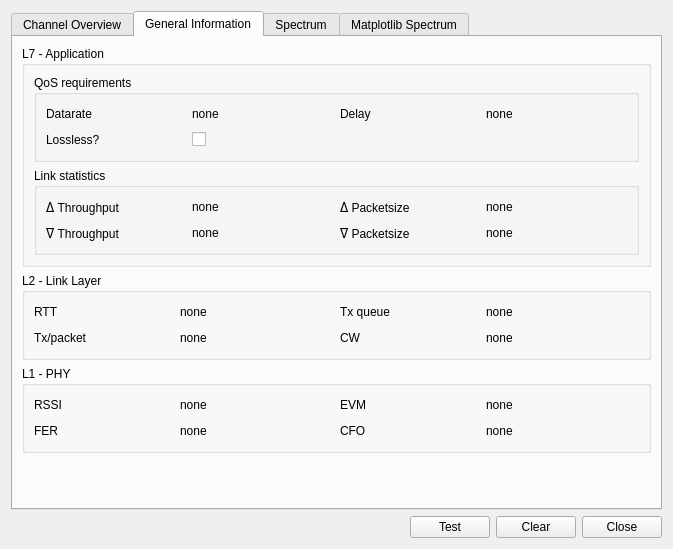
Above: components/pySysMoCo/gui.ui from andrepuschmann/OSPECORR before the change. Below: the same form after it.
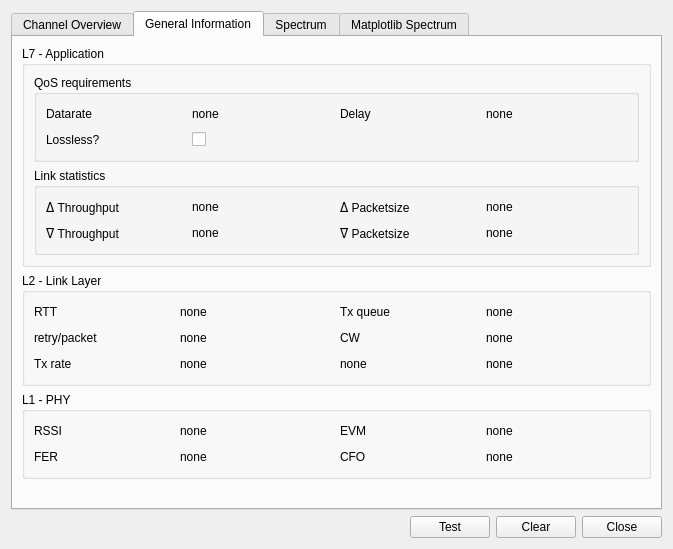
That is the form after the change.

Commit message: add transmit rate to MAC statistics

```diff
--- a/components/pySysMoCo/gui.ui
+++ b/components/pySysMoCo/gui.ui
@@ -880,7 +880,7 @@
                <string>frame error rate</string>
               </property>
               <property name="text">
-               <string>Tx/packet</string>
+               <string>retry/packet</string>
               </property>
              </widget>
             </item>
@@ -984,6 +984,130 @@
             </item>
            </layout>
           </item>
+          <item row="2" column="0">
+           <layout class="QHBoxLayout" name="horizontalLayout_24">
+            <item>
+             <widget class="QLabel" name="txRateLabel">
+              <property name="minimumSize">
+               <size>
+                <width>120</width>
+                <height>0</height>
+               </size>
+              </property>
+              <property name="maximumSize">
+               <size>
+                <width>120</width>
+                <height>16777215</height>
+               </size>
+              </property>
+              <property name="toolTip">
+               <string>Transmit rate (packets per second)</string>
+              </property>
+              <property name="text">
+               <string>Tx rate</string>
+              </property>
+             </widget>
+            </item>
+            <item>
+             <spacer name="horizontalSpacer_35">
+              <property name="orientation">
+               <enum>Qt::Horizontal</enum>
+              </property>
+              <property name="sizeType">
+               <enum>QSizePolicy::Fixed</enum>
+              </property>
+              <property name="sizeHint" stdset="0">
+               <size>
+                <width>20</width>
+                <height>20</height>
+               </size>
+              </property>
+             </spacer>
+            </item>
+            <item>
+             <widget class="QLabel" name="txRateValue">
+              <property name="text">
+               <string>none</string>
+              </property>
+             </widget>
+            </item>
+            <item>
+             <spacer name="horizontalSpacer_36">
+              <property name="orientation">
+               <enum>Qt::Horizontal</enum>
+              </property>
+              <property name="sizeHint" stdset="0">
+               <size>
+                <width>40</width>
+                <height>20</height>
+               </size>
+              </property>
+             </spacer>
+            </item>
+           </layout>
+          </item>
+          <item row="2" column="1">
+           <layout class="QHBoxLayout" name="horizontalLayout_25">
+            <item>
+             <widget class="QLabel" name="retransLabel_3">
+              <property name="minimumSize">
+               <size>
+                <width>120</width>
+                <height>0</height>
+               </size>
+              </property>
+              <property name="maximumSize">
+               <size>
+                <width>120</width>
+                <height>16777215</height>
+               </size>
+              </property>
+              <property name="toolTip">
+               <string>none</string>
+              </property>
+              <property name="text">
+               <string>none</string>
+              </property>
+             </widget>
+            </item>
+            <item>
+             <spacer name="horizontalSpacer_37">
+              <property name="orientation">
+               <enum>Qt::Horizontal</enum>
+              </property>
+              <property name="sizeType">
+               <enum>QSizePolicy::Fixed</enum>
+              </property>
+              <property name="sizeHint" stdset="0">
+               <size>
+                <width>20</width>
+                <height>20</height>
+               </size>
+              </property>
+             </spacer>
+            </item>
+            <item>
+             <widget class="QLabel" name="retransValue_3">
+              <property name="text">
+               <string>none</string>
+              </property>
+             </widget>
+            </item>
+            <item>
+             <spacer name="horizontalSpacer_38">
+              <property name="orientation">
+               <enum>Qt::Horizontal</enum>
+              </property>
+              <property name="sizeHint" stdset="0">
+               <size>
+                <width>40</width>
+                <height>20</height>
+               </size>
+              </property>
+             </spacer>
+            </item>
+           </layout>
+          </item>
          </layout>
         </widget>
        </item>
```
Left out of the diff: 6 changed lines with no effect on the pictures. The commit also changes 2 other files.
